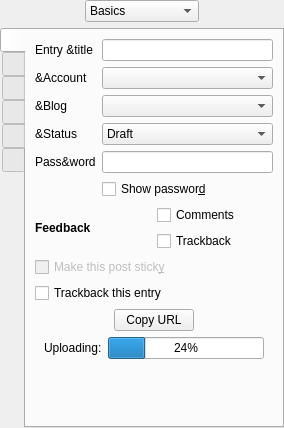
Old version of the form src/libraries/qtm/SideWidget.ui in the repository trailblazing/tute.
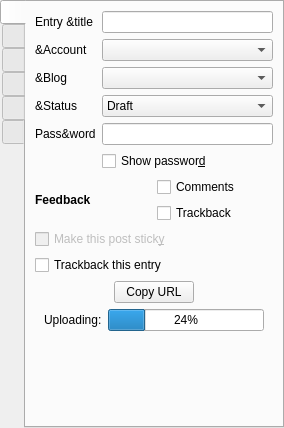
New version of the form. The open tabs and pages were chosen to show the change.

What changed in the file:
```diff
--- a/src/libraries/qtm/SideWidget.ui
+++ b/src/libraries/qtm/SideWidget.ui
@@ -26,70 +26,6 @@
    <property name="bottomMargin">
     <number>0</number>
    </property>
-   <item>
-    <layout class="QHBoxLayout">
-     <item>
-      <spacer>
-       <property name="orientation">
-        <enum>Qt::Horizontal</enum>
-       </property>
-       <property name="sizeHint" stdset="0">
-        <size>
-         <width>40</width>
-         <height>20</height>
-        </size>
-       </property>
-      </spacer>
-     </item>
-     <item>
-      <widget class="QComboBox" name="cbPageSelector">
-       <item>
-        <property name="text">
-         <string>Basics</string>
-        </property>
-       </item>
-       <item>
-        <property name="text">
-         <string>Categories</string>
-        </property>
-       </item>
-       <item>
-        <property name="text">
-         <string>Excerpt</string>
-        </property>
-       </item>
-       <item>
-        <property name="text">
-         <string>WP tags</string>
-        </property>
-       </item>
-       <item>
-        <property name="text">
-         <string>Technorati tags</string>
-        </property>
-       </item>
-       <item>
-        <property name="text">
-         <string>Trackbacks</string>
-        </property>
-       </item>
-      </widget>
-     </item>
-     <item>
-      <spacer>
-       <property name="orientation">
-        <enum>Qt::Horizontal</enum>
-       </property>
-       <property name="sizeHint" stdset="0">
-        <size>
-         <width>40</width>
-         <height>20</height>
-        </size>
-       </property>
-      </spacer>
-     </item>
-    </layout>
-   </item>
    <item>
     <widget class="QTabWidget" name="tabWidget">
      <property name="tabPosition">
@@ -163,7 +99,7 @@
           </widget>
          </item>
          <item row="0" column="0">
-          <widget class="QLabel" name="lTitle">
+          <widget class="QLabel" name="label_2">
            <property name="sizePolicy">
             <sizepolicy hsizetype="Minimum" vsizetype="Preferred">
              <horstretch>0</horstretch>
```
Left out of the diff: 15 changed lines with no effect on the pictures.
